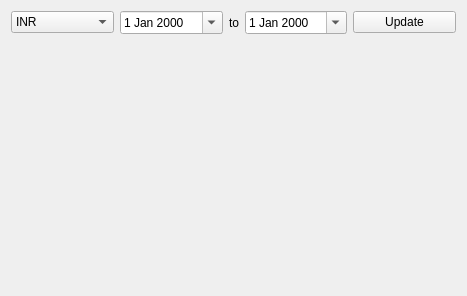
This is src/rategraph.ui in keshavbhatt/CurrencyConv as Qt 5 draws it before an edit. The edited form follows.
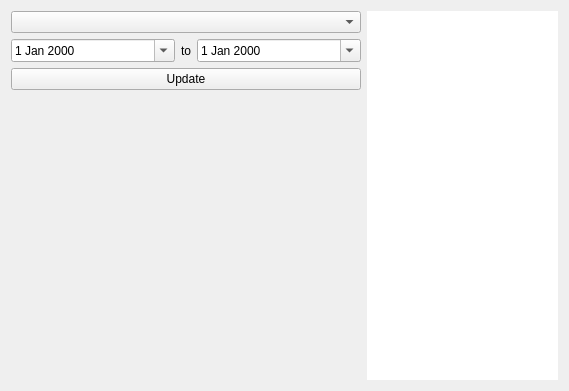
This is the edited form. Icons and pictures are not drawn. Custom widgets are drawn as their Qt base class.

Diff of the .ui file:
```diff
--- a/src/rategraph.ui
+++ b/src/rategraph.ui
@@ -6,32 +6,33 @@
    <rect>
     <x>0</x>
     <y>0</y>
-    <width>467</width>
-    <height>296</height>
+    <width>569</width>
+    <height>391</height>
    </rect>
   </property>
   <property name="windowTitle">
    <string>Form</string>
   </property>
-  <layout class="QVBoxLayout" name="verticalLayout_2">
+  <layout class="QHBoxLayout" name="horizontalLayout_2">
    <item>
-    <layout class="QHBoxLayout" name="horizontalLayout">
+    <layout class="QVBoxLayout" name="verticalLayout_4">
      <item>
       <widget class="QComboBox" name="currencyComboBox">
-       <item>
-        <property name="text">
-         <string>INR</string>
-        </property>
-       </item>
-       <item>
-        <property name="text">
-         <string>EUR</string>
-        </property>
-       </item>
+       <property name="sizeAdjustPolicy">
+        <enum>QComboBox::AdjustToContents</enum>
+       </property>
       </widget>
      </item>
+     <item>
+      <layout class="QHBoxLayout" name="horizontalLayout">
      <item>
       <widget class="QDateEdit" name="fromDateEdit">
+         <property name="sizePolicy">
+          <sizepolicy hsizetype="Expanding" vsizetype="Fixed">
+           <horstretch>0</horstretch>
+           <verstretch>0</verstretch>
+          </sizepolicy>
+         </property>
        <property name="calendarPopup">
         <bool>true</bool>
        </property>
@@ -52,10 +53,18 @@
      </item>
      <item>
       <widget class="QDateEdit" name="toDateEdit">
+         <property name="sizePolicy">
+          <sizepolicy hsizetype="Expanding" vsizetype="Fixed">
+           <horstretch>0</horstretch>
+           <verstretch>0</verstretch>
+          </sizepolicy>
+         </property>
        <property name="calendarPopup">
         <bool>true</bool>
        </property>
       </widget>
+       </item>
+      </layout>
      </item>
      <item>
       <widget class="QPushButton" name="updatePushBtn">
@@ -63,13 +72,23 @@
         <string>Update</string>
        </property>
       </widget>
-     </item>
-    </layout>
    </item>
    <item>
     <layout class="QVBoxLayout" name="verticalLayout">
      <item>
       <widget class="GraphPlot" name="plotWidget" native="true">
+         <property name="sizePolicy">
+          <sizepolicy hsizetype="Expanding" vsizetype="Expanding">
+           <horstretch>0</horstretch>
+           <verstretch>0</verstretch>
+          </sizepolicy>
+         </property>
+         <property name="minimumSize">
+          <size>
+           <width>350</width>
+           <height>220</height>
+          </size>
+         </property>
        <layout class="QVBoxLayout" name="verticalLayout_3"/>
       </widget>
      </item>
@@ -89,6 +108,21 @@
     </widget>
    </item>
   </layout>
+   </item>
+   <item>
+    <widget class="QTableView" name="tableView">
+     <property name="styleSheet">
+      <string notr="true"/>
+     </property>
+     <property name="frameShape">
+      <enum>QFrame::NoFrame</enum>
+     </property>
+     <attribute name="verticalHeaderVisible">
+      <bool>false</bool>
+     </attribute>
+    </widget>
+   </item>
+  </layout>
  </widget>
  <customwidgets>
   <customwidget>
```
Left out of the diff: 8 changed lines with no effect on the pictures. Lines whose indentation alone changed are shown as unchanged.
